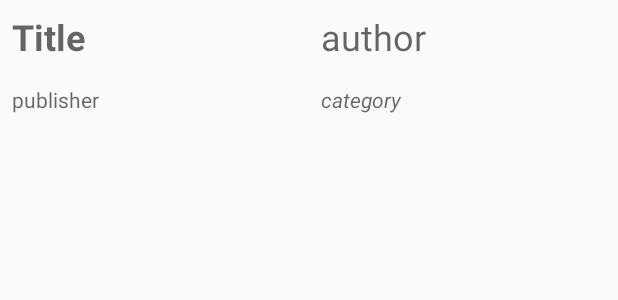
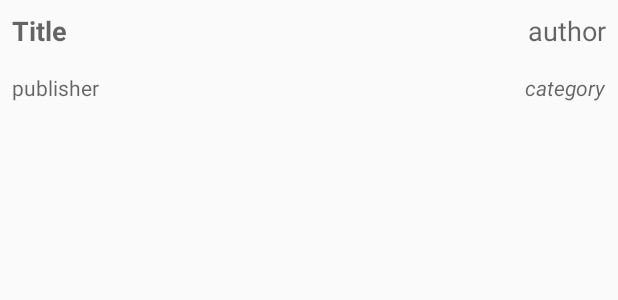
Before and after one commit to ambageo/Bookie, an Android app: the layout list_item.xml on its own in the app's theme, with its tools: preview values and no code run, on a phone screen of 412 x 824 dp. Shown: the top 300 px of the screen. Run offline under Robolectric (Android 15) with nearby library versions, the phone set to English and light mode, and no system bars.

Commit message:
Fixed minor errors, added app screenshots

```diff
--- a/app/src/main/AndroidManifest.xml
+++ b/app/src/main/AndroidManifest.xml
@@ -20,6 +20,10 @@
         </activity>
         <activity android:name=".BookActivity"
             android:parentActivityName=".MainActivity">
+            <!-- Parent activity meta-data to support 4.0 and lower -->
+            <meta-data
+                android:name="android.support.PARENT_ACTIVITY"
+                android:value=".MainActivity" />
 
         </activity>
     </application>
--- a/app/src/main/java/com/example/android/bookie/BookActivity.java
+++ b/app/src/main/java/com/example/android/bookie/BookActivity.java
@@ -29,7 +29,7 @@ import static com.example.android.bookie.R.id.query;
 public class BookActivity extends AppCompatActivity
         implements LoaderCallbacks<List<Book>> {
 
-    String userQuery;
+    private String userQuery;
     private BookAdapter bAdapter;
     /**
      * TextView that is displayed when the list is empty
--- a/app/src/main/res/layout/book_activity.xml
+++ b/app/src/main/res/layout/book_activity.xml
@@ -1,5 +1,6 @@
 <?xml version="1.0" encoding="utf-8"?>
 <RelativeLayout xmlns:android="http://schemas.android.com/apk/res/android"
+    android:orientation="vertical"
     android:layout_width="match_parent"
     android:layout_height="match_parent">
 
@@ -10,7 +11,7 @@
         android:layout_alignParentLeft="true"
         android:layout_alignParentStart="true"
         android:layout_alignParentTop="true"
-        android:orientation="vertical"></ListView>
+        android:orientation="vertical"/>
 
     <ImageView
         android:id="@+id/no_results"
--- a/app/src/main/res/layout/list_item.xml
+++ b/app/src/main/res/layout/list_item.xml
@@ -13,28 +13,29 @@
         <TextView
             android:id="@+id/title"
             android:layout_height="wrap_content"
-            android:layout_width="0dp"
+            android:layout_width="wrap_content"
             android:layout_rowWeight="1"
             android:layout_columnWeight="1"
             android:padding="8dp"
-            android:textSize="24dp"
+            android:textSize="18sp"
             android:textStyle="bold"
             android:hint="Title"/>
 
         <TextView
             android:id="@+id/author"
             android:layout_height="wrap_content"
-            android:layout_width="0dp"
+            android:layout_width="wrap_content"
+            android:layout_gravity="right"
             android:layout_rowWeight="1"
             android:layout_columnWeight="1"
             android:padding="8dp"
-            android:textSize="24dp"
+            android:textSize="18sp"
             android:hint="author"/>
 
         <TextView
             android:id="@+id/publisher"
             android:layout_height="wrap_content"
-            android:layout_width="0dp"
+            android:layout_width="wrap_content"
             android:layout_rowWeight="1"
             android:layout_columnWeight="1"
             android:padding="8dp"
@@ -43,7 +44,8 @@
         <TextView
             android:id="@+id/category"
             android:layout_height="wrap_content"
-            android:layout_width="0dp"
+            android:layout_width="wrap_content"
+            android:layout_gravity="right"
             android:layout_rowWeight="1"
             android:layout_columnWeight="1"
             android:padding="8dp"
```
Also changed, not shown: app/src/main/java/com/example/android/bookie/QueryUtils.java (+7 -4 lines), app/src/main/res/drawable-hdpi/scratching_dog.png (added), app/src/main/res/drawable-ldpi/scratching_dog.png (added), app/src/main/res/drawable-mdpi/scratching_dog.png (added), app/src/main/res/drawable-xhdpi/scratching_dog.png (added), app/src/main/res/drawable-xxhdpi/scratching_dog.png (added), app/src/main/res/drawable-xxxhdpi/scratching_dog.png (added), 3 other files.
